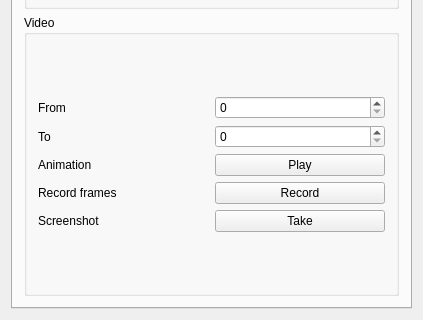
First picture: the form in src/mainwindow.ui, repository pwalch/avatars3d, before the edit; both pictures show x 0 to 423 and y 320 to 640 of the 423 by 640 pixel window.
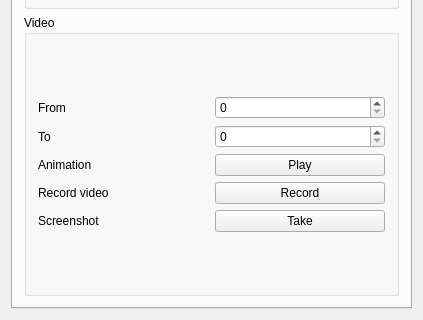
Second picture: the form after the edit. The open tabs and pages were chosen to show the change.

```diff
--- a/src/mainwindow.ui
+++ b/src/mainwindow.ui
@@ -398,7 +398,7 @@
                <item row="3" column="0">
                 <widget class="QLabel" name="label_14">
                  <property name="text">
-                  <string>Record frames</string>
+                  <string>Record video</string>
                  </property>
                 </widget>
                </item>
```
Left out of the diff: 2 changed lines with no effect on the pictures.
